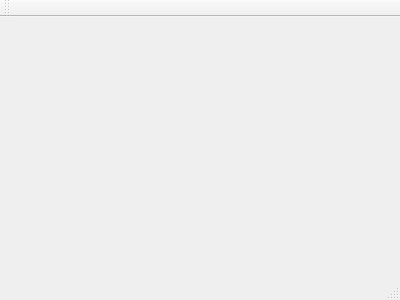
First picture: the form in mainwindow.ui, repository noksel/scida, before the edit.
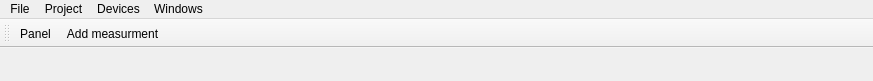
Second picture: the form after the edit.

The edit to the form file:
```diff
--- a/mainwindow.ui
+++ b/mainwindow.ui
@@ -1,24 +1,121 @@
 <ui version="4.0">
  <class>MainWindow</class>
- <widget class="QMainWindow" name="MainWindow" >
-  <property name="geometry" >
+ <widget class="QMainWindow" name="MainWindow">
+  <property name="geometry">
    <rect>
     <x>0</x>
     <y>0</y>
-    <width>400</width>
-    <height>300</height>
+    <width>873</width>
+    <height>81</height>
    </rect>
   </property>
-  <property name="windowTitle" >
-   <string>MainWindow</string>
+  <property name="sizePolicy">
+   <sizepolicy hsizetype="Preferred" vsizetype="Preferred">
+    <horstretch>0</horstretch>
+    <verstretch>0</verstretch>
+   </sizepolicy>
   </property>
-  <widget class="QMenuBar" name="menuBar" />
-  <widget class="QToolBar" name="mainToolBar" />
-  <widget class="QWidget" name="centralWidget" />
-  <widget class="QStatusBar" name="statusBar" />
+  <property name="minimumSize">
+   <size>
+    <width>518</width>
+    <height>81</height>
+   </size>
+  </property>
+  <property name="windowTitle">
+   <string>sciDa</string>
+  </property>
+  <widget class="QWidget" name="centralWidget"/>
+  <widget class="QMenuBar" name="menuBar">
+   <property name="geometry">
+    <rect>
+     <x>0</x>
+     <y>0</y>
+     <width>873</width>
+     <height>21</height>
+    </rect>
+   </property>
+   <property name="acceptDrops">
+    <bool>false</bool>
+   </property>
+   <widget class="QMenu" name="menuFile">
+    <property name="title">
+     <string>File</string>
+    </property>
+    <addaction name="actionOpen"/>
+    <addaction name="action_new"/>
+   </widget>
+   <widget class="QMenu" name="menuProject">
+    <property name="title">
+     <string>Project</string>
+    </property>
+   </widget>
+   <widget class="QMenu" name="menuWindows">
+    <property name="title">
+     <string>Windows</string>
+    </property>
+   </widget>
+   <widget class="QMenu" name="menuDevices">
+    <property name="title">
+     <string>Devices</string>
+    </property>
+   </widget>
+   <addaction name="menuFile"/>
+   <addaction name="menuProject"/>
+   <addaction name="menuDevices"/>
+   <addaction name="menuWindows"/>
+  </widget>
+  <widget class="QToolBar" name="mainToolBar">
+   <property name="acceptDrops">
+    <bool>true</bool>
+   </property>
+   <property name="iconSize">
+    <size>
+     <width>24</width>
+     <height>24</height>
+    </size>
+   </property>
+   <attribute name="toolBarArea">
+    <enum>TopToolBarArea</enum>
+   </attribute>
+   <attribute name="toolBarBreak">
+    <bool>false</bool>
+   </attribute>
+   <addaction name="actionShow_Graphs"/>
+   <addaction name="actionAddWindow"/>
+  </widget>
+  <action name="actionOpen">
+   <property name="text">
+    <string>Open</string>
+   </property>
+  </action>
+  <action name="actionNew">
+   <property name="text">
+    <string>New</string>
+   </property>
+  </action>
+  <action name="action_new">
+   <property name="text">
+    <string>&amp;New</string>
+   </property>
+  </action>
+  <action name="actionShow_Graphs">
+   <property name="text">
+    <string>Panel</string>
+   </property>
+   <property name="visible">
+    <bool>true</bool>
+   </property>
+   <property name="iconVisibleInMenu">
+    <bool>false</bool>
+   </property>
+  </action>
+  <action name="actionAddWindow">
+   <property name="text">
+    <string>Add measurment</string>
+   </property>
+  </action>
  </widget>
- <layoutDefault spacing="6" margin="11" />
- <pixmapfunction></pixmapfunction>
+ <layoutdefault spacing="6" margin="11"/>
  <resources/>
  <connections/>
 </ui>
```
Left out of the diff: 1 changed line with no effect on the pictures.
